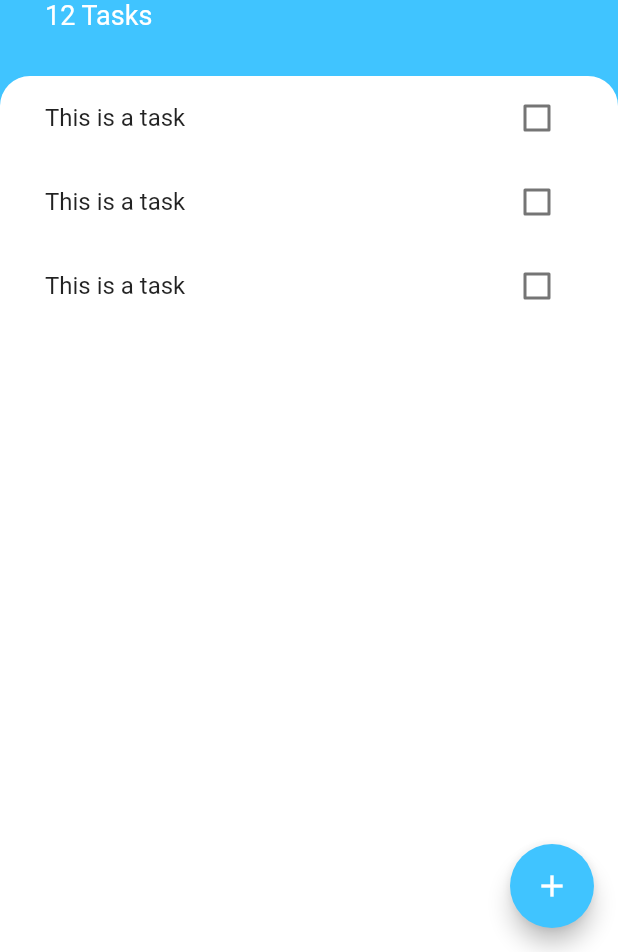
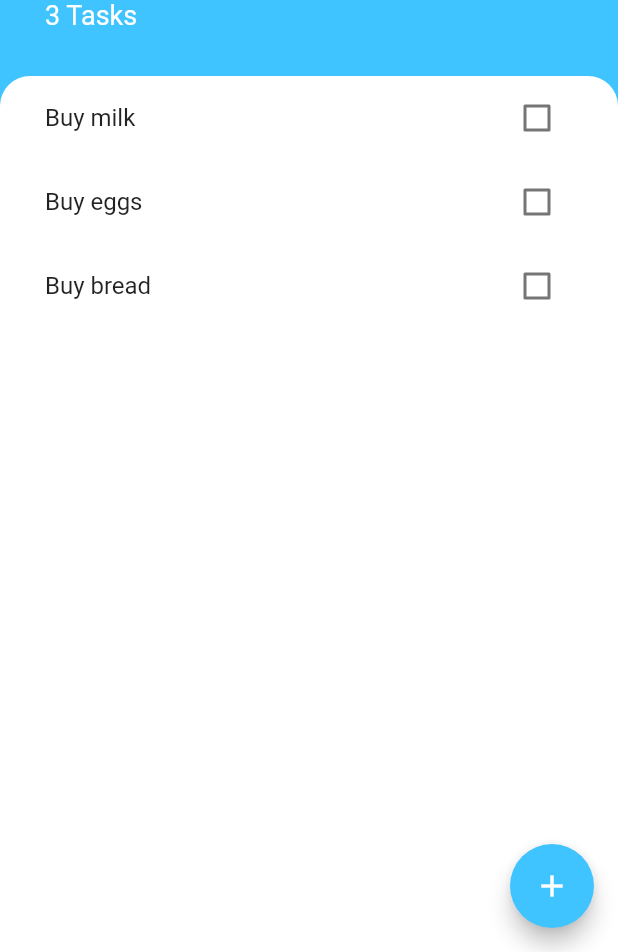
Before and after one commit to palisadoes/Todoey, a Flutter app: the screen it shows after launch, on a phone screen of 412 x 824 dp, the part 284-1236 px from its top. Run offline on Flutter 3.47's test engine with Material 2 defaults, Android fonts, the phone set to English and light mode, and no system bars.

Commit message:
Successfully added items to task list

```diff
--- a/lib/screens/tasks_screen.dart
+++ b/lib/screens/tasks_screen.dart
@@ -2,8 +2,20 @@ import 'package:flutter/material.dart';
 import 'package:todoeyflutter/widgets/tasks_list.dart';
 import 'package:todoeyflutter/screens/add_task_screen.dart';
 import 'package:todoeyflutter/constants.dart';
+import 'package:todoeyflutter/models/task.dart';
 
-class TasksScreen extends StatelessWidget {
+class TasksScreen extends StatefulWidget {
+  @override
+  _TasksScreenState createState() => _TasksScreenState();
+}
+
+class _TasksScreenState extends State<TasksScreen> {
+  List<Task> tasks = [
+    Task(name:'Buy milk'),
+    Task(name:'Buy eggs'),
+    Task(name:'Buy bread'),
+  ];
+
   @override
   Widget build(BuildContext context) {
     return Scaffold(
@@ -17,7 +29,12 @@ class TasksScreen extends StatelessWidget {
             isScrollControlled: true,
             builder: (context) => SingleChildScrollView(
               child: Container(
-                child: AddTaskScreen(),
+                child: AddTaskScreen((newTaskTitle){
+                  setState(() {
+                    tasks.add(Task(name:newTaskTitle));
+                  });
+                  Navigator.pop(context);
+                }),
                 padding: EdgeInsets.only(
                     bottom: MediaQuery.of(context).viewInsets.bottom),
               ),
@@ -56,7 +73,7 @@ class TasksScreen extends StatelessWidget {
                       ),
                     ),
                     Text(
-                      '12 Tasks',
+                      '${tasks.length} Tasks',
                       style: TextStyle(
                         color: Colors.white,
                         fontSize: 18,
@@ -69,7 +86,7 @@ class TasksScreen extends StatelessWidget {
                 child: Container(
                   padding: EdgeInsets.symmetric(horizontal: 14),
                   decoration: boxDecoration(),
-                  child: TasksList(),
+                  child: TasksList(tasks),
                 ),
               ),
             ]),
--- a/lib/widgets/tasks_list.dart
+++ b/lib/widgets/tasks_list.dart
@@ -3,31 +3,27 @@ import 'package:todoeyflutter/widgets/tasks_tile.dart';
 import 'package:todoeyflutter/models/task.dart';
 
 class TasksList extends StatefulWidget {
+  final List<Task> tasks;
+  TasksList(this.tasks);
   @override
   _TasksListState createState() => _TasksListState();
 }
 
 class _TasksListState extends State<TasksList> {
-  List<Task> tasks = [
-    Task(name:'Buy milk'),
-    Task(name:'Buy eggs'),
-    Task(name:'Buy bread'),
-  ];
-
   @override
   Widget build(BuildContext context) {
     return ListView.builder(itemBuilder: (context, index){
       return TaskTile(
-        taskTitle: tasks[index].name,
-        isChecked:tasks[index].isDone,
+        taskTitle: widget.tasks[index].name,
+        isChecked:widget.tasks[index].isDone,
         checkboxCallback: (bool checkboxState){
           setState(() {
-            tasks[index].toggleDone();
+            widget.tasks[index].toggleDone();
           });
         }
       );
     },
-    itemCount: tasks.length,
+    itemCount: widget.tasks.length,
     );
   }
 }
--- a/lib/widgets/tasks_tile.dart
+++ b/lib/widgets/tasks_tile.dart
@@ -12,7 +12,7 @@ class TaskTile extends StatelessWidget {
   Widget build(BuildContext context) {
     return ListTile(
       title: Text(
-        'This is a task',
+        this.taskTitle,
         style: TextStyle(
             decoration: isChecked ? TextDecoration.lineThrough : null),
       ),
```
Also changed, not shown: lib/screens/add_task_screen.dart (+12 -1 lines).
